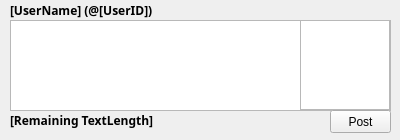
Old version of the form UserInterfaces/mainwindow.ui in the repository shirobusa1997/TweetBullet.
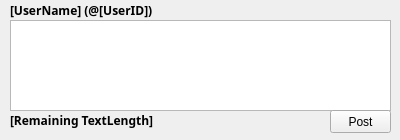
New version of the form.

Commit message: GUIの軽微な変更。

The edit to the form file:
```diff
--- a/UserInterfaces/mainwindow.ui
+++ b/UserInterfaces/mainwindow.ui
@@ -97,7 +97,7 @@
      <string>[UserName] (@[UserID])</string>
     </property>
    </widget>
-   <widget class="QFrame" name="frame">
+   <widget class="QLabel" name="label">
     <property name="geometry">
      <rect>
       <x>300</x>
@@ -106,11 +106,8 @@
       <height>90</height>
      </rect>
     </property>
-    <property name="frameShape">
-     <enum>QFrame::StyledPanel</enum>
-    </property>
-    <property name="frameShadow">
-     <enum>QFrame::Raised</enum>
+    <property name="text">
+     <string/>
     </property>
    </widget>
   </widget>
```
